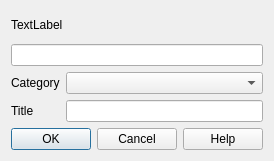
Old version of the form Viewer/SelectCategoryAndValue.ui in the repository KDE/kphotoalbum.
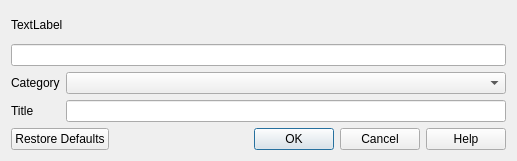
New version of the form.

Patch:
```diff
--- a/Viewer/SelectCategoryAndValue.ui
+++ b/Viewer/SelectCategoryAndValue.ui
@@ -6,7 +6,7 @@
    <rect>
     <x>0</x>
     <y>0</y>
-    <width>270</width>
+    <width>517</width>
     <height>161</height>
    </rect>
   </property>
@@ -51,7 +51,7 @@
    <item>
     <widget class="QDialogButtonBox" name="buttonBox">
      <property name="standardButtons">
-      <set>QDialogButtonBox::Cancel|QDialogButtonBox::Help|QDialogButtonBox::Ok</set>
+      <set>QDialogButtonBox::Cancel|QDialogButtonBox::Help|QDialogButtonBox::Ok|QDialogButtonBox::RestoreDefaults</set>
      </property>
     </widget>
    </item>
```
